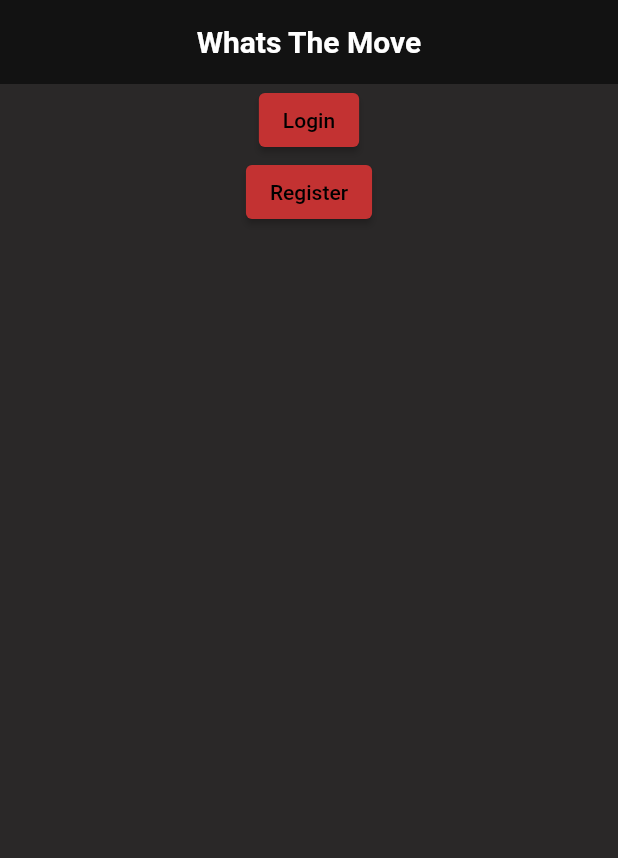
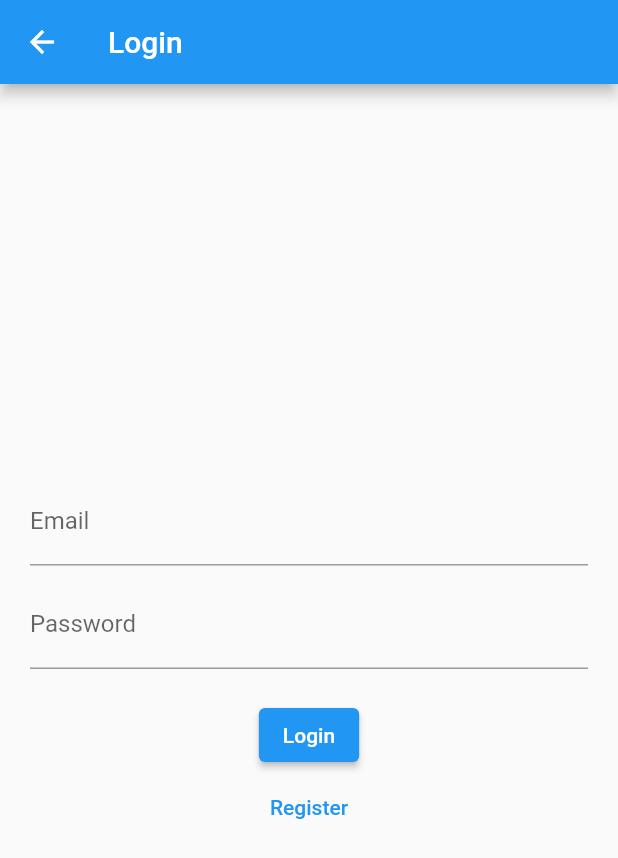
Before and after one commit to Lissetx/WhatsTheMove, a Flutter app: the screen it shows after launch, after a tap on "Login", on a phone screen of 412 x 824 dp. Shown: the top 858 px of the screen. Run offline on Flutter 3.47's test engine with Material 2 defaults, Android fonts, the phone set to English and light mode, and no system bars; network calls fail.

Commit message:
mobile app, login, browsing

```diff
--- /dev/null
+++ b/Frontend/wtm_mobile_app/lib/features/auth/screens/login_screen.dart
@@ -0,0 +1,160 @@
+import 'package:flutter/material.dart';
+import 'package:wtm_mobile_app/constants/global_variables.dart';
+//import http
+import 'package:http/http.dart' as http;
+import 'dart:convert';
+import 'package:wtm_mobile_app/features/auth/screens/concerts_page.dart';
+
+class AuthScreen extends StatefulWidget{
+  static const String routeName = '/login';
+  const AuthScreen({Key? key}) : super(key: key);
+
+  @override
+  State<AuthScreen> createState() => _AuthScreenState();
+}
+
+class _AuthScreenState extends State<AuthScreen>{
+  TextEditingController emailController = TextEditingController();
+  TextEditingController passwordController = TextEditingController();
+  Future<void> login() async {
+    // Validate email
+    String email = emailController.text.trim();
+    if (!_isEmailValid(email)) {
+      showDialog(
+        context: context,
+        builder: (BuildContext context) {
+          return AlertDialog(
+            title: Text('Invalid Email'),
+            content: Text('Please enter a valid email address.'),
+            actions: [
+              TextButton(
+                onPressed: () {
+                  Navigator.of(context).pop();
+                },
+                child: Text('OK'),
+              ),
+            ],
+          );
+        },
+      );
+      return;
+    }
+
+    // Send user information to API
+    String password = passwordController.text.trim();
+    try {
+      final response = await http.post(
+    Uri.parse('http://10.0.2.2:5053/api/login'),
+    headers: {
+      'Content-Type': 'application/json', // Set the content type to JSON
+    },
+    body: jsonEncode({'email': email, 'password': password}), // Convert body to JSON string
+  );
+      if (response.statusCode == 200) {
+        // Successful login
+        String userId = response.body; // Assuming the API returns the user ID
+        // Save the user ID in session storage or any other persistent storage method
+
+        // Redirect the user to the home screen
+        Navigator.pushReplacementNamed(context, ConcertsScreen.routeName);
+      } else {
+        // Unsuccessful login
+        showDialog(
+          context: context,
+          builder: (BuildContext context) {
+            return AlertDialog(
+              title: Text('Login Failed'),
+              content: Text('Invalid email or password. Please try again. Response code: ${response.statusCode} ${response.reasonPhrase}'),
+              actions: [
+                TextButton(
+                  onPressed: () {
+                    Navigator.of(context).pop();
+                  },
+                  child: Text('OK'),
+                ),
+              ],
+            );
+          },
+        );
+      }
+    } catch (error, stackTrace) {
+    print("Error message : $error \nStack trace : $stackTrace");
+      showDialog(
+
+        context: context,
+        builder: (BuildContext context) {
+          return AlertDialog(
+            title: Text('Error'),
+            content: Text("Error message : $error \nStack trace : $stackTrace"),
+            actions: [
+              TextButton(
+                onPressed: () {
+                  Navigator.of(context).pop();
+                },
+                child: Text('OK'),
+              ),
+            ],
+          );
+        },
+      );
+    }
+  }
+
+  bool _isEmailValid(String email) {
+    //check if email is valid and not empty
+    if (email.isEmpty) {
+      return false;
+    }else if (!RegExp(r'^[\w-\.]+@([\w-]+\.)+[\w-]{2,4}$').hasMatch(email)) {
+      return false;
+    }
+    return true;
+  }
+
+
+
+  //////////////////////////////PAGE LAYOUT/////////////////////////////////////
+  @override
+  Widget build(BuildContext context){
+    return Scaffold(
+      appBar: AppBar(
+        title: Text('Login'),
+      ),
+      body: Padding(
+        padding: EdgeInsets.all(20.0),
+        child: Column(
+          mainAxisAlignment: MainAxisAlignment.center,
+          children: [
+            TextField(
+              controller: emailController,
+              decoration: InputDecoration(
+                labelText: 'Email',
+              ),
+            ),
+            SizedBox(height: 10.0),
+            TextField(
+              controller: passwordController,
+              decoration: InputDecoration(
+                labelText: 'Password',
+              ),
+            ),
+            SizedBox(height: 20.0),
+            ElevatedButton(
+              onPressed: () {
+                login();
+
+
+              },
+              child: Text('Login'),
+            ),
+            TextButton(
+              onPressed: () {
+                Navigator.pushNamed(context, '/register');
+              },
+              child: Text('Register'),
+            ),
+          ],
+        ),
+      ),
+    );
+}
+}
--- /dev/null
+++ b/Frontend/wtm_mobile_app/lib/features/auth/screens/register_screen.dart
@@ -0,0 +1 @@
+import 'package:flutter/material.dart';
--- a/Frontend/wtm_mobile_app/lib/main.dart
+++ b/Frontend/wtm_mobile_app/lib/main.dart
@@ -1,58 +1,69 @@
 import 'package:flutter/material.dart';
 import 'package:wtm_mobile_app/constants/global_variables.dart';
+import 'package:wtm_mobile_app/features/auth/screens/login_screen.dart';
+import 'package:wtm_mobile_app/features/auth/screens/register_screen.dart';
+import 'package:wtm_mobile_app/features/auth/screens/concerts_page.dart';
 
 void main() {
   runApp(const MyApp());
 }
 
 class MyApp extends StatelessWidget {
-  const MyApp({super.key});
+  const MyApp({Key? key});
 
-  // This widget is the root of your application.
   @override
   Widget build(BuildContext context) {
     return MaterialApp(
       title: 'Whats The Move',
       theme: ThemeData(
-        scaffoldBackgroundColor: const Color.fromARGB(255, 42, 40, 40),
-        colorScheme: const ColorScheme.dark(
-          primary:Color.fromARGB(255, 195, 50, 50),
-          secondary: Color.fromARGB(255, 233, 59, 59),
+        // Your theme data
       ),
-        appBarTheme: const AppBarTheme(
-          elevation: 0,
-          centerTitle: true,
-          titleTextStyle: TextStyle(
-            color: Color.fromARGB(255, 255, 255, 255),
-            fontSize: 20,
-            fontWeight: FontWeight.bold,
-          ),
-          iconTheme: IconThemeData(
-            color: Color.fromARGB(255, 255, 36, 36),
-          ),
-        ),
-      ),
-      home:  Scaffold(
+      routes: {
+        '/': (context) => HomeScreen(), // Set your home screen as the initial route
+        AuthScreen.routeName: (context) => AuthScreen(),
+        // Add more routes for your other screens
+        '/home': (context) => ConcertsScreen(),
+
+
+      },
+    );
+  }
+}
+
+class HomeScreen extends StatelessWidget {
+  const HomeScreen({Key? key});
+
+  @override
+  Widget build(BuildContext context) {
+    return Scaffold(
       appBar: AppBar(
         title: const Text('Whats The Move'),
       ),
       body: Column(
-            children:[
+        children: [
           const Center(
-
+            // Your center widget content
           ),
           ElevatedButton(
-                onPressed: () {},
+            onPressed: () {
+              Navigator.pushNamed(context, AuthScreen.routeName);
+            },
             child: const Text('Login'),
-
           ),
           ElevatedButton(
-                onPressed: () {},
+            onPressed: () {
+              // Navigate to the registration screen
+            },
             child: const Text('Register'),
           ),
-
-            ]
-      )),
+          ElevatedButton(
+            onPressed: () {
+              Navigator.pushReplacementNamed(context, ConcertsScreen.routeName); // Navigate to the home screen
+            },
+            child: const Text('Skip'),
+          ),
+        ],
+      ),
     );
   }
 }
--- a/Frontend/wtm_mobile_app/pubspec.yaml
+++ b/Frontend/wtm_mobile_app/pubspec.yaml
@@ -30,6 +30,7 @@ environment:
 dependencies:
   flutter:
     sdk: flutter
+  http: ^0.13.6
 
 
   # The following adds the Cupertino Icons font to your application.
```
Also changed, not shown: Frontend/wtm_mobile_app/lib/constants/global_variables.dart (+13 -0 lines), Frontend/wtm_mobile_app/lib/features/auth/screens/auth_screen.dart (deleted, +0 -12 lines), Frontend/wtm_mobile_app/lib/features/auth/screens/concerts_page.dart (added, +130 -0 lines), Frontend/wtm_mobile_app/lib/router.dart (added, +15 -0 lines), Frontend/wtm_mobile_app/pubspec.lock. Lines whose indentation alone changed are shown as unchanged.
